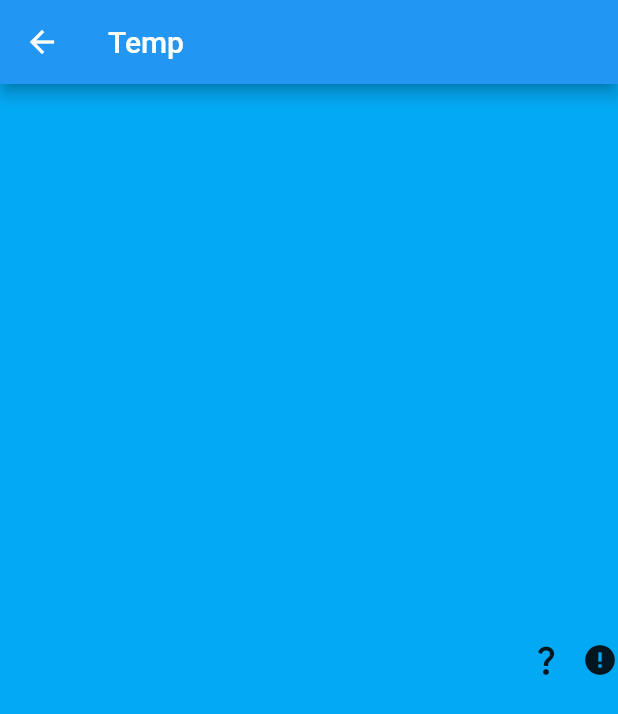
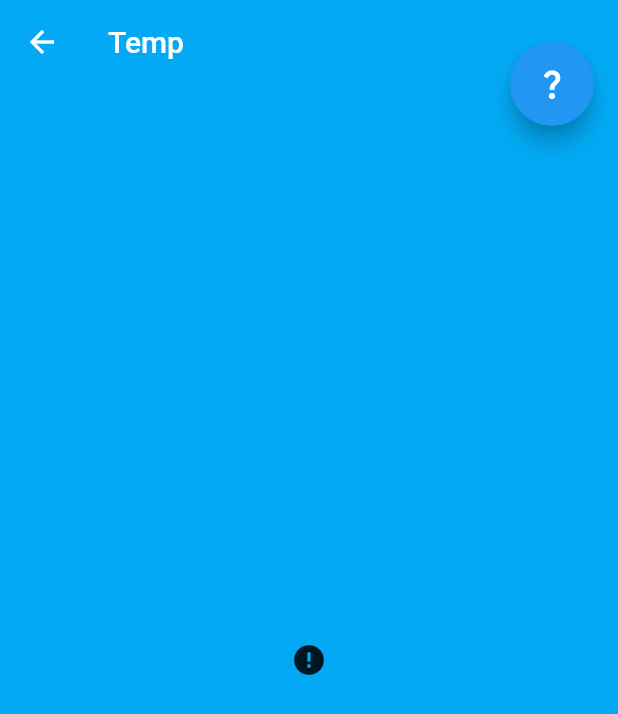
Before and after one commit to tnvchdql0255/Sensor_game, a Flutter app: the StageL5 screen opened directly, after a tap on the "question mark" icon, on a phone screen of 412 x 824 dp. Shown: the top 714 px of the screen. Run offline on Flutter 3.47's test engine with Material 2 defaults, Android fonts, the phone set to English and light mode, and no system bars; our stand-ins replace battery_plus, sqflite; accounts and stored records are empty.

Commit message:
stage5 complete

```diff
--- a/lib/stage/stage_L_5.dart
+++ b/lib/stage/stage_L_5.dart
@@ -20,18 +20,20 @@ class _StageL5State extends State<StageL5> {
   DBHelper dbHelper = DBHelper();
   static const methodChannel = MethodChannel("com.sensorIO.method");
   int themeState = 2;
-  late int? anchorThemeState;
-  int vStack = 0;
+  int anchorThemeState = 2;
   late Timer timer;
   // ignore: prefer_const_constructors
   Icon themeIcon = Icon(Icons.error);
+  int iconSize = 300;
 
   @override
   void initState() {
     super.initState();
     initStage();
     WidgetsBinding.instance.addPostFrameCallback((_) {
-      popUps.showStartMessage(context);
+      popUps.showStartMessage(context).then((value) async {
+        anchorThemeState = await methodChannel.invokeMethod("getConfigData");
+      });
     });
   }
 
@@ -42,54 +44,41 @@ class _StageL5State extends State<StageL5> {
   }
 
   void getTest() async {
+    //여기에 테마 상태 자체를 받아와야함 지금은 변경이 있을때만 불러져서..
     themeState = await methodChannel.invokeMethod("getConfigData");
     print(themeState);
     getConfig();
     checkCondition();
   }
 
-  // void getThemeState() async {
-  //   if (themeState == 2) {
-  //     anchorThemeState = await methodChannel.invokeMethod("getConfigData");
-  //   } else {
-  //     themeState = await methodChannel.invokeMethod("getConfigData");
-  //   }
-  //
-  //   checkCondition();
-  // }
-
   void checkCondition() {
-    if (themeState != 2 && vStack == 0) {
-      anchorThemeState = themeState;
-      vStack++;
-    }
-    if (themeState != anchorThemeState && vStack != 0) {
-      resetStage();
-      popUps.showClearedMessage(context).then((value) {
-        if (value == 1) {}
-      });
+    if (anchorThemeState != themeState) {
+      timer.cancel();
+      popUps.showClearedMessage(context).then(
+        (value) {
+          if (value == 1) {
+            resetStage();
+          }
+        },
+      );
     }
   }
 
-  void resetStage() async {
-    themeState = 2;
-    anchorThemeState = null;
-    vStack = 0;
-    await methodChannel.invokeMethod("resetThemeState");
-    timer.cancel();
+  void resetStage() {
+    anchorThemeState = themeState;
+    initStage();
   }
 
   void getConfig() {
     switch (themeState) {
       case 0:
-        themeIcon = const Icon(Icons.nightlight_round, size: 100);
-
+        themeIcon = const Icon(Icons.nightlight_round, size: 300);
         break;
       case 1:
-        themeIcon = const Icon(Icons.wb_sunny, size: 100);
+        themeIcon = const Icon(Icons.wb_sunny, size: 300);
         break;
       case 2:
-        themeIcon = const Icon(Icons.replay_outlined, size: 100);
+        themeIcon = const Icon(Icons.replay_outlined, size: 300);
         break;
       default:
         themeIcon = const Icon(Icons.error);
@@ -100,27 +89,28 @@ class _StageL5State extends State<StageL5> {
   @override
   void dispose() {
     timer.cancel();
-    methodChannel.invokeListMethod("resetConfigData");
     super.dispose();
   }
 
   @override
   Widget build(BuildContext context) {
     return Scaffold(
-        appBar: AppBar(title: const Text("Temp")),
+      appBar: AppBar(
+        title: const Text("Temp"),
+        elevation: 0,
         backgroundColor: Colors.lightBlue,
-        body: Row(
-          mainAxisAlignment: MainAxisAlignment.end,
-          children: [
-            IconButton(
-                onPressed: () {
-                  popUps.showHintTabBar(context);
-                },
-                icon: const Icon(Icons.question_mark)),
-            Center(
-              child: themeIcon,
-            )
-          ],
-        ));
+      ),
+      backgroundColor: Colors.lightBlue,
+      body: Center(
+        child: themeIcon,
+      ),
+      floatingActionButton: FloatingActionButton(
+          tooltip: "힌트",
+          onPressed: () {
+            popUps.showHintTabBar(context);
+          },
+          child: const Icon(Icons.question_mark)),
+      floatingActionButtonLocation: FloatingActionButtonLocation.endTop,
+    );
   }
 }
```
Also changed, not shown: 1 other file.
